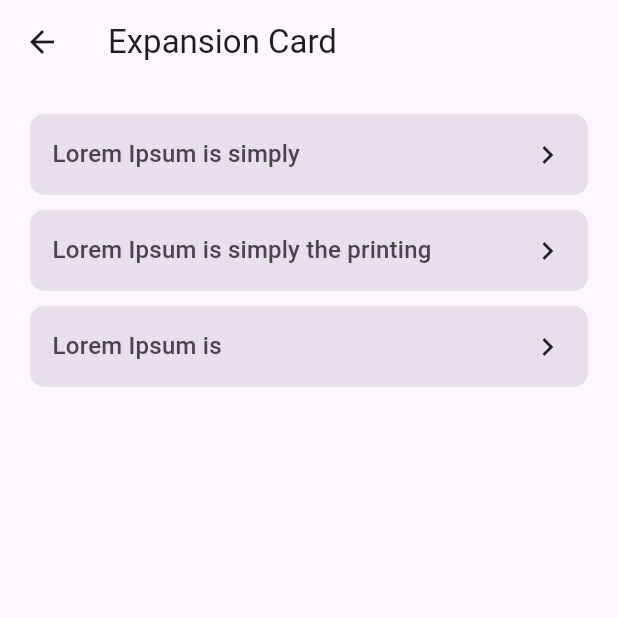
After one commit to C4co/flutter_components, a Flutter app: the ExpansionCardPage screen opened by its route, on a phone screen of 412 x 824 dp, the top half of it. The commit adds this screen. Run offline on Flutter 3.47's test engine with Material 2 defaults, Android fonts, the phone set to English and light mode, and no system bars; our stand-ins replace auto_route, flutter_local_notifications, timezone.

Commit message:
adding ExpansionCard component

```diff
--- a/lib/app.dart
+++ b/lib/app.dart
@@ -9,7 +9,7 @@ class App extends StatelessWidget {
   @override
   Widget build(BuildContext context) {
     return MaterialApp.router(
-      theme: ThemeData(useMaterial3: true),
+      theme: ThemeData(useMaterial3: true, brightness: Brightness.light),
       title: 'Flutter Components',
       debugShowCheckedModeBanner: false,
       routerDelegate: _appRouter.delegate(),
--- a/lib/components/card.dart
+++ b/lib/components/card.dart
@@ -23,7 +23,7 @@ class _AppCardState extends State<AppCard> {
   Widget build(BuildContext context) {
     return Card(
       elevation: 0,
-      color: Theme.of(context).colorScheme.primaryContainer,
+      color: Theme.of(context).colorScheme.surfaceVariant,
       child: Column(
         mainAxisSize: MainAxisSize.min,
         children: <Widget>[
--- a/lib/components/components.dart
+++ b/lib/components/components.dart
@@ -9,3 +9,4 @@ export './select.dart';
 export './sliver.dart';
 export './datepicker.dart';
 export './timepicker.dart';
+export './expansion_card.dart';
--- /dev/null
+++ b/lib/components/expansion_card.dart
@@ -0,0 +1,136 @@
+import 'package:flutter/material.dart';
+
+class ExpansionCard extends StatefulWidget {
+  final List<Widget> children;
+  final double borderRadius;
+  final Color? backgroundColor;
+  final Color? titleColor;
+  final String title;
+
+  const ExpansionCard({
+    super.key,
+    required this.children,
+    this.borderRadius = 10,
+    this.backgroundColor,
+    this.titleColor,
+    this.title = 'Title',
+  });
+
+  @override
+  State<ExpansionCard> createState() => _ExpansionCardState();
+}
+
+class _ExpansionCardState extends State<ExpansionCard>
+    with SingleTickerProviderStateMixin {
+  final Curve _curve = Curves.fastOutSlowIn;
+
+  double _height = 0;
+  double? _expandedHeight = 0;
+  bool _isOpen = false;
+  GlobalKey contentKey = GlobalKey();
+  bool _loaded = false;
+  AnimationController? _animationController;
+
+  @override
+  void initState() {
+    _animationController = AnimationController(
+      vsync: this,
+      duration: const Duration(milliseconds: 200),
+    );
+
+    WidgetsBinding.instance.addPostFrameCallback((_) {
+      _expandedHeight = contentKey.currentContext?.size?.height;
+
+      setState(() {
+        _height = 0;
+        _loaded = true;
+      });
+    });
+
+    super.initState();
+  }
+
+  toggleExpansion() {
+    setState(() {
+      if (_isOpen) {
+        _height = 0;
+        _isOpen = false;
+        _animationController?.reverse();
+      } else {
+        _height = _expandedHeight!;
+        _isOpen = true;
+        _animationController?.forward();
+      }
+    });
+  }
+
+  @override
+  Widget build(BuildContext context) {
+    var backgroundColor =
+        widget.backgroundColor ?? Theme.of(context).colorScheme.surfaceVariant;
+    var titleColor =
+        widget.titleColor ?? Theme.of(context).colorScheme.onSurfaceVariant;
+
+    return Container(
+      clipBehavior: Clip.hardEdge,
+      decoration: BoxDecoration(
+        borderRadius: BorderRadius.all(Radius.circular(widget.borderRadius)),
+        color: backgroundColor,
+      ),
+      child: Wrap(
+        children: [
+          Material(
+            color: backgroundColor,
+            child: InkWell(
+              onTap: toggleExpansion,
+              child: Container(
+                padding: const EdgeInsets.all(15),
+                width: double.infinity,
+                child: Row(
+                  mainAxisAlignment: MainAxisAlignment.spaceBetween,
+                  children: [
+                    Flexible(
+                      child: Text(
+                        widget.title,
+                        overflow: TextOverflow.ellipsis,
+                        style: Theme.of(context)
+                            .textTheme
+                            .titleMedium
+                            ?.copyWith(color: titleColor),
+                      ),
+                    ),
+                    RotationTransition(
+                      turns: Tween(begin: 0.0, end: 0.25)
+                          .animate(_animationController!),
+                      child: Icon(
+                        Icons.keyboard_arrow_right,
+                        color: widget.titleColor,
+                      ),
+                    ),
+                  ],
+                ),
+              ),
+            ),
+          ),
+          if (!_loaded)
+            Wrap(
+              key: contentKey,
+              children: widget.children,
+            ),
+          if(_loaded)
+            AnimatedContainer(
+              curve: _curve,
+              duration: const Duration(milliseconds: 300),
+              clipBehavior: Clip.hardEdge,
+              decoration: const BoxDecoration(),
+              height: _height,
+              width: double.infinity,
+              child: Wrap(
+                children: widget.children,
+              ),
+            ),
+        ],
+      ),
+    );
+  }
+}
--- a/lib/core/router/routes.dart
+++ b/lib/core/router/routes.dart
@@ -15,6 +15,7 @@ import '/views/views.dart';
     AutoRoute(page: SliverPage, path: '/sliver'),
     AutoRoute(page: DatepickerPage, path: '/datepicker'),
     AutoRoute(page: TimepickerPage, path: '/timepicker'),
+    AutoRoute(page: ExpansionCardPage, path: '/expansion-card'),
   ],
 )
 class $AppRouter {}
--- /dev/null
+++ b/lib/views/expansion_card_page.dart
@@ -0,0 +1,62 @@
+import 'package:flutter/material.dart';
+import '/components/components.dart';
+
+class ExpansionCardPage extends StatefulWidget {
+  const ExpansionCardPage({super.key});
+
+  @override
+  State<ExpansionCardPage> createState() => _ExpansionCardPageState();
+}
+
+class _ExpansionCardPageState extends State<ExpansionCardPage> {
+  @override
+  Widget build(BuildContext context) {
+    return Scaffold(
+      appBar: AppBar(
+        title: const Text('Expansion Card'),
+      ),
+      body: const SingleChildScrollView(
+        child: Padding(
+          padding: EdgeInsets.all(20),
+          child: Column(children: [
+            ExpansionCard(
+              title: 'Lorem Ipsum is simply',
+              children: [
+                Padding(
+                  padding: EdgeInsets.all(15),
+                  child: Text(
+                    "Lorem Ipsum is simply dummy text of the printing and typesetting industry. Lorem Ipsum has been the industry's standard dummy text ever since the 1500s, when an unknown printer took a galley of type and scrambled it to make a type specimen book. It has survived not only five centuries, but also the leap into electronic typesetting, remaining essentially unchanged. It was popularised in the 1960s with the release of Letraset sheets containing Lorem Ipsum passages, and more recently with desktop publishing software like Aldus PageMaker including versions of Lorem Ipsum.",
+                  ),
+                ),
+              ],
+            ),
+            SizedBox(height: 10),
+            ExpansionCard(
+              title: 'Lorem Ipsum is simply the printing',
+              children: [
+                Padding(
+                  padding: EdgeInsets.all(15),
+                  child: Text(
+                    "Lorem Ipsum is simply dummy text of the printing and typesetting industry. Lorem Ipsum has been the industry's standard dummy text ever since the 1500s, when an unknown printer took a galley of type and scrambled it to make a type specimen book. It has survived not only five centuries, but also the leap into electronic typesetting, remaining essentially unchanged. It was popularised in the 1960s with the release of Letraset sheets containing Lorem Ipsum passages, and more recently with desktop publishing software like Aldus PageMaker including versions of Lorem Ipsum.",
+                  ),
+                ),
+              ],
+            ),
+            SizedBox(height: 10),
+            ExpansionCard(
+              title: 'Lorem Ipsum is',
+              children: [
+                Padding(
+                  padding: EdgeInsets.all(15),
+                  child: Text(
+                    "Lorem Ipsum is simply dummy text of the printing and typesetting industry. Lorem Ipsum has been the industry's standard dummy text ever since the 1500s, when an unknown printer took a galley of type and scrambled it to make a type specimen book. It has survived not only five centuries, but also the leap into electronic typesetting, remaining essentially unchanged. It was popularised in the 1960s with the release of Letraset sheets containing Lorem Ipsum passages, and more recently with desktop publishing software like Aldus PageMaker including versions of Lorem Ipsum.",
+                  ),
+                ),
+              ],
+            ),
+          ]),
+        ),
+      ),
+    );
+  }
+}
--- a/lib/views/home_page.dart
+++ b/lib/views/home_page.dart
@@ -86,6 +86,13 @@ class _HomePageState extends State<HomePage> {
               context.router.pushNamed('/timepicker');
             },
           ),
+          const Divider(height: 1),
+          ListTile(
+            title: const Text('Expansion Card'),
+            onTap: () {
+              context.router.pushNamed('/expansion-card');
+            },
+          ),
         ],
       ),
     );
--- a/lib/views/views.dart
+++ b/lib/views/views.dart
@@ -9,3 +9,4 @@ export 'select_page.dart';
 export 'sliver_page.dart';
 export 'datepicker_page.dart';
 export 'timepicker_page.dart';
+export 'expansion_card_page.dart';
```
Also changed, not shown: lib/core/router/routes.gr.dart, pubspec.lock.
